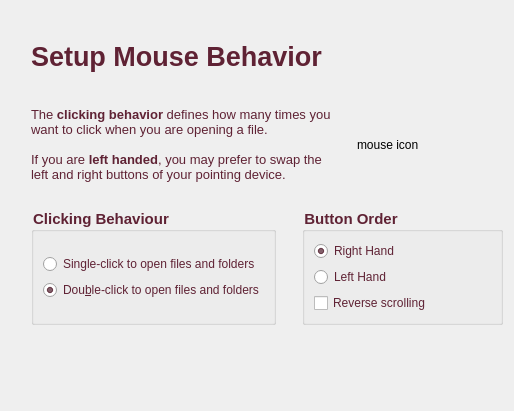
The window that kde/kaptan/src/gui/mouseWidget.ui (pars-linux/uludag) describes before a commit, drawn with Qt 5.
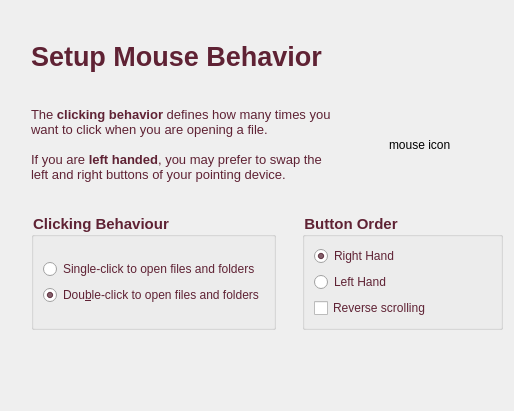
The same window after the commit.

Commit message: modify mouse screen

The edit to the form file:
```diff
--- a/kde/kaptan/src/gui/mouseWidget.ui
+++ b/kde/kaptan/src/gui/mouseWidget.ui
@@ -117,7 +117,7 @@
           <enum>Qt::Horizontal</enum>
          </property>
          <property name="sizeType">
-          <enum>QSizePolicy::Fixed</enum>
+          <enum>QSizePolicy::Expanding</enum>
          </property>
          <property name="sizeHint" stdset="0">
           <size>
@@ -134,6 +134,19 @@
          </property>
         </widget>
        </item>
+       <item>
+        <spacer name="horizontalSpacer_4">
+         <property name="orientation">
+          <enum>Qt::Horizontal</enum>
+         </property>
+         <property name="sizeHint" stdset="0">
+          <size>
+           <width>20</width>
+           <height>20</height>
+          </size>
+         </property>
+        </spacer>
+       </item>
       </layout>
      </item>
      <item>
@@ -147,7 +160,7 @@
        <property name="sizeHint" stdset="0">
         <size>
          <width>20</width>
-         <height>20</height>
+         <height>25</height>
         </size>
        </property>
       </spacer>
```
The commit also changes 1 other file.
